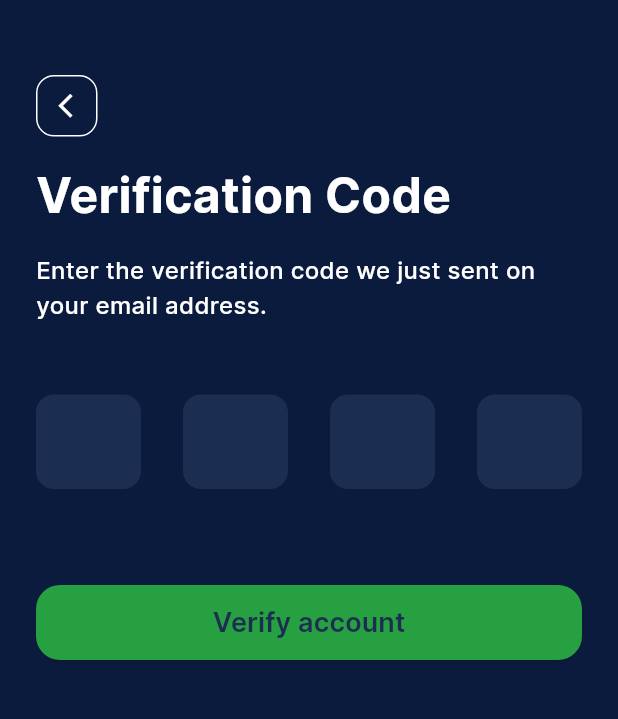
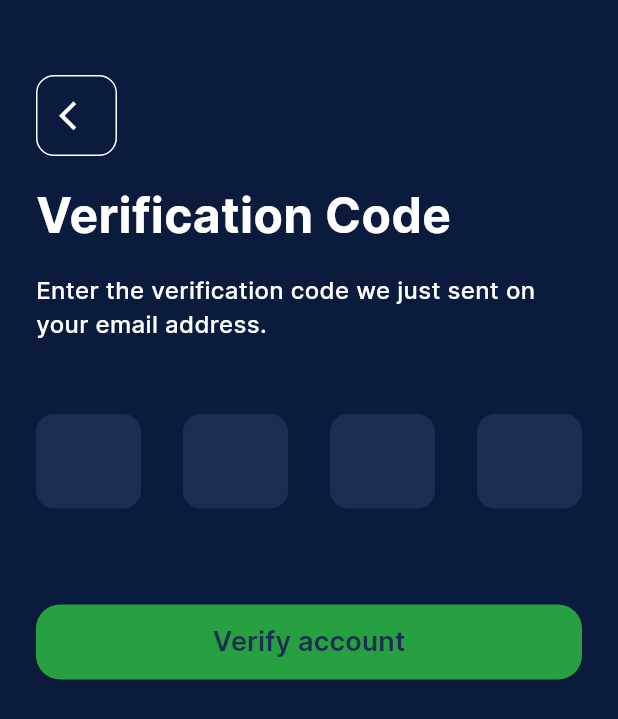
Before and after one commit to Said-Ines/Spiraw, a Flutter app: the OtpScreen screen opened by its route, on a phone screen of 412 x 824 dp. Shown: the top 719 px of the screen. Run offline on Flutter 3.47's test engine with Material 3 defaults, Android fonts, the phone set to English and light mode, and no system bars; drawn by our look-alikes of pin_code_fields; our stand-ins replace action_slider, connectivity_plus, country_picker, dotted_border, firebase_auth, flutter_time_picker_spinner and 7 more; missing offline and left inert: day_picker, qr_code_scanner, scan, vertical_percent_indicator; accounts and stored records are empty.

Commit message:
fixing back button and icons' sizes

```diff
--- a/lib/app/constants/app_constants.dart
+++ b/lib/app/constants/app_constants.dart
@@ -171,9 +171,11 @@ class _SmallButtons {
 
   // static const _applyElevation = false;
   //final double elevation = _applyElevation ? AppConstants.defaultElevation : 0;
-  final double size = 41;
+  final double size = 54;
   final double radius = 12;
-  final double iconSize = 19;
+  final double iconSize = 23;
+  final double ScanningIconSize = 19;
+  final double ScanningButtonSize = 41;
 }
 
 class _FloatingActionButtons {
--- a/lib/widgets/back_button.dart
+++ b/lib/widgets/back_button.dart
@@ -15,8 +15,8 @@ class BackButton extends StatelessWidget {
     final backgroundColor = fromScanning ? Colors.white : (fromMachineSetup ? AppColors.inputColor : AppColors.transparent);
     final iconColor = fromScanning ? AppColors.inputColor : Colors.white;
     return Container(
-      height: AppConstants.buttons.icon.size,
-      width: AppConstants.buttons.icon.size,
+      height: fromScanning ? AppConstants.buttons.icon.ScanningButtonSize : AppConstants.buttons.icon.size,
+      width: fromScanning ? AppConstants.buttons.icon.ScanningButtonSize : AppConstants.buttons.icon.size,
       decoration: BoxDecoration(
         color: backgroundColor,
         //gradient: AppColors.backButtonBorderGradient,
@@ -34,7 +34,7 @@ class BackButton extends StatelessWidget {
         icon: Icon(
           !fromMachineSetup ? Icons.arrow_back_ios : Icons.arrow_back,
           color: iconColor,
-          size: AppConstants.buttons.icon.iconSize,
+          size: fromScanning ? AppConstants.buttons.icon.ScanningIconSize : AppConstants.buttons.icon.iconSize,
         ).paddingSymmetric(horizontal: !fromMachineSetup ? 7 : 0),
       ),
     ).align(alignment: fromMachineSetup ? Alignment.topLeft : Alignment.bottomLeft);
```
